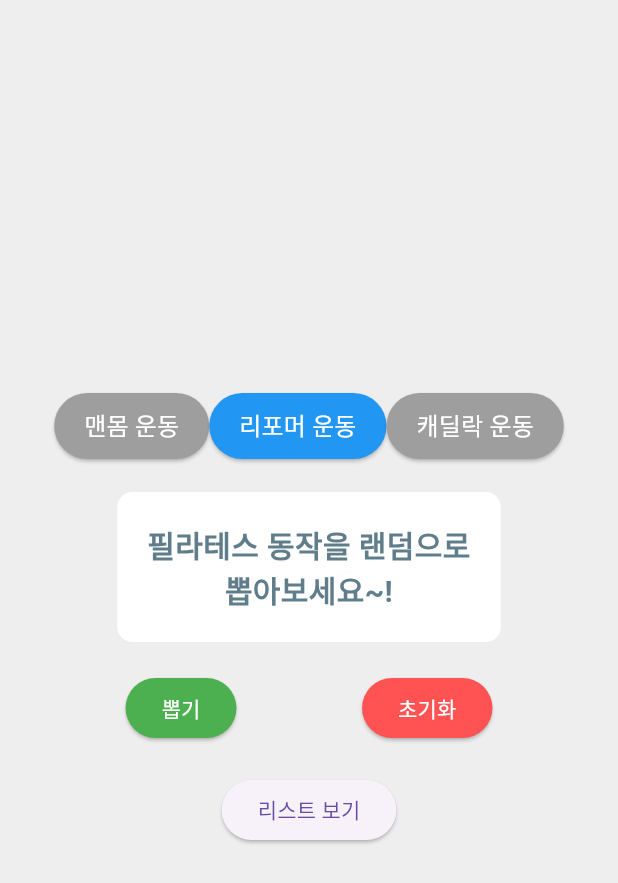
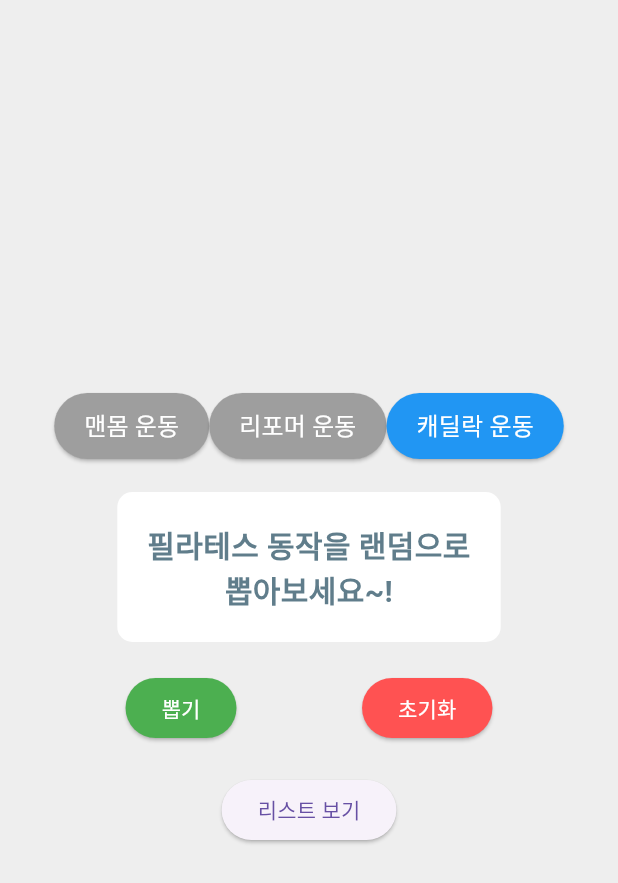
Before and after one commit to 4keool/pilates-yoobin, a Flutter app: the screen it shows after launch, on a phone screen of 412 x 824 dp. Shown: the top 883 px of the screen. Run offline on Flutter 3.47's test engine with Material 3 defaults, Android fonts, the phone set to English and light mode, and no system bars; our stand-ins replace firebase_core; accounts and stored records are empty.

```diff
--- a/lib/main.dart
+++ b/lib/main.dart
@@ -192,7 +192,7 @@ class _LotteryScreenState extends State<LotteryScreen> {
   final List<Map<String, String>> selectedRewards = [];
   String result = DEFAULT_MESSAGE;
   bool showList = false;
-  String currentExerciseType = "리포머 운동"; // 초기값을 리포머 운동으로 설정
+  String currentExerciseType = "캐딜락 운동";
 
   @override
   void initState() {
```
